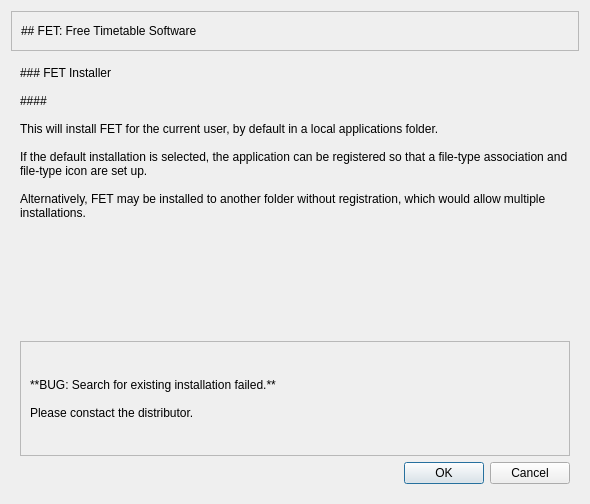
Qt form WindowsInstaller/installer/installer.ui (gradgrind/fetinstaller) before a commit.
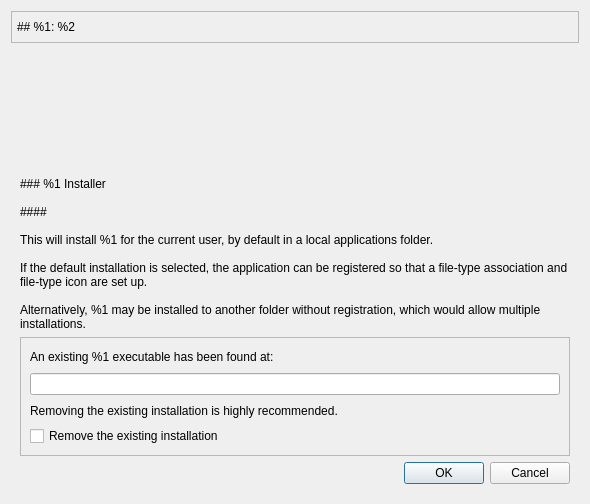
The same form after that commit. The open tabs and pages were chosen to show the change. Icons and pictures are not drawn.

Commit message: Work on new general installer

Diff of the .ui file:
```diff
--- a/WindowsInstaller/installer/installer.ui
+++ b/WindowsInstaller/installer/installer.ui
@@ -28,7 +28,19 @@
      <property name="frameShadow">
       <enum>QFrame::Shadow::Raised</enum>
      </property>
-     <layout class="QHBoxLayout" name="horizontalLayout">
+     <layout class="QHBoxLayout" name="horizontalLayout" stretch="0,0,0">
+      <property name="leftMargin">
+       <number>5</number>
+      </property>
+      <property name="topMargin">
+       <number>5</number>
+      </property>
+      <property name="rightMargin">
+       <number>5</number>
+      </property>
+      <property name="bottomMargin">
+       <number>5</number>
+      </property>
       <item>
        <widget class="QLabel" name="label">
         <property name="maximumSize">
@@ -38,7 +50,7 @@
          </size>
         </property>
         <property name="text">
-         <string>## FET: Free Timetable Software</string>
+         <string>## %1: %2</string>
         </property>
         <property name="textFormat">
          <enum>Qt::TextFormat::MarkdownText</enum>
@@ -62,21 +74,27 @@
        </spacer>
       </item>
       <item>
-       <widget class="QLabel" name="label_2">
-        <property name="maximumSize">
-         <size>
-          <width>80</width>
-          <height>80</height>
-         </size>
+       <widget class="QLabel" name="label_icon">
+        <property name="sizePolicy">
+         <sizepolicy hsizetype="Fixed" vsizetype="Fixed">
+          <horstretch>0</horstretch>
+          <verstretch>0</verstretch>
+         </sizepolicy>
         </property>
         <property name="text">
-         <string/>
+         <string notr="true"/>
+        </property>
+        <property name="textFormat">
+         <enum>Qt::TextFormat::PlainText</enum>
         </property>
         <property name="pixmap">
          <pixmap resource="installer_resources.qrc">:/icons/icons/fet.png</pixmap>
         </property>
         <property name="scaledContents">
-         <bool>true</bool>
+         <bool>false</bool>
+        </property>
+        <property name="alignment">
+         <set>Qt::AlignmentFlag::AlignCenter</set>
         </property>
        </widget>
       </item>
@@ -125,33 +143,6 @@
      </widget>
      <widget class="QWidget" name="page_1">
       <layout class="QVBoxLayout" name="verticalLayout">
-       <item>
-        <widget class="QLabel" name="label_page_1">
-         <property name="sizePolicy">
-          <sizepolicy hsizetype="Preferred" vsizetype="Minimum">
-           <horstretch>0</horstretch>
-           <verstretch>0</verstretch>
-          </sizepolicy>
-         </property>
-         <property name="text">
-          <string>### FET Installer
-
-####
-
-This will install FET for the current user, by default in a local applications folder.
-
-If the default installation is selected, the application can be registered so that a file-type association and file-type icon are set up.
-
-Alternatively, FET may be installed to another folder without registration, which would allow multiple installations.</string>
-         </property>
-         <property name="textFormat">
-          <enum>Qt::TextFormat::MarkdownText</enum>
-         </property>
-         <property name="wordWrap">
-          <bool>true</bool>
-         </property>
-        </widget>
-       </item>
        <item>
         <spacer name="verticalSpacer">
          <property name="orientation">
@@ -165,6 +156,33 @@
          </property>
         </spacer>
        </item>
+       <item>
+        <widget class="QLabel" name="label_page_1">
+         <property name="sizePolicy">
+          <sizepolicy hsizetype="Preferred" vsizetype="Minimum">
+           <horstretch>0</horstretch>
+           <verstretch>0</verstretch>
+          </sizepolicy>
+         </property>
+         <property name="text">
+          <string>### %1 Installer
+
+####
+
+This will install %1 for the current user, by default in a local applications folder.
+
+If the default installation is selected, the application can be registered so that a file-type association and file-type icon are set up.
+
+Alternatively, %1 may be installed to another folder without registration, which would allow multiple installations.</string>
+         </property>
+         <property name="textFormat">
+          <enum>Qt::TextFormat::MarkdownText</enum>
+         </property>
+         <property name="wordWrap">
+          <bool>true</bool>
+         </property>
+        </widget>
+       </item>
        <item>
         <widget class="QStackedWidget" name="existing_fet">
          <property name="frameShape">
@@ -192,7 +210,7 @@
            <item>
             <widget class="QLabel" name="label_7">
              <property name="text">
-              <string>An existing FET executable has been found at:</string>
+              <string>An existing %1 executable has been found at:</string>
              </property>
             </widget>
            </item>
@@ -219,22 +237,6 @@
            </item>
           </layout>
          </widget>
-         <widget class="QWidget" name="existing_fet_2">
-          <layout class="QVBoxLayout" name="verticalLayout_9">
-           <item>
-            <widget class="QLabel" name="fet_search_failed">
-             <property name="text">
-              <string>**BUG: Search for existing installation failed.**
-
-Please constact the distributor.</string>
-             </property>
-             <property name="textFormat">
-              <enum>Qt::TextFormat::MarkdownText</enum>
-             </property>
-            </widget>
-           </item>
-          </layout>
-         </widget>
         </widget>
        </item>
        <item>
```
Left out of the diff: 30 changed lines with no effect on the pictures. The commit also changes 8 other files.
